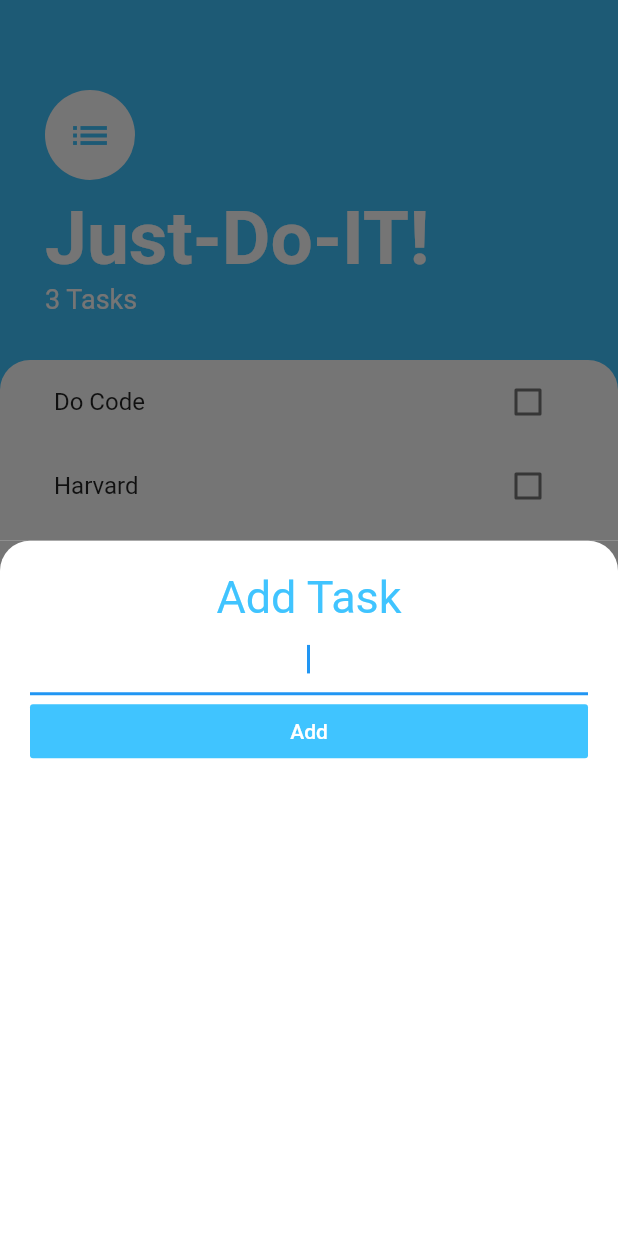
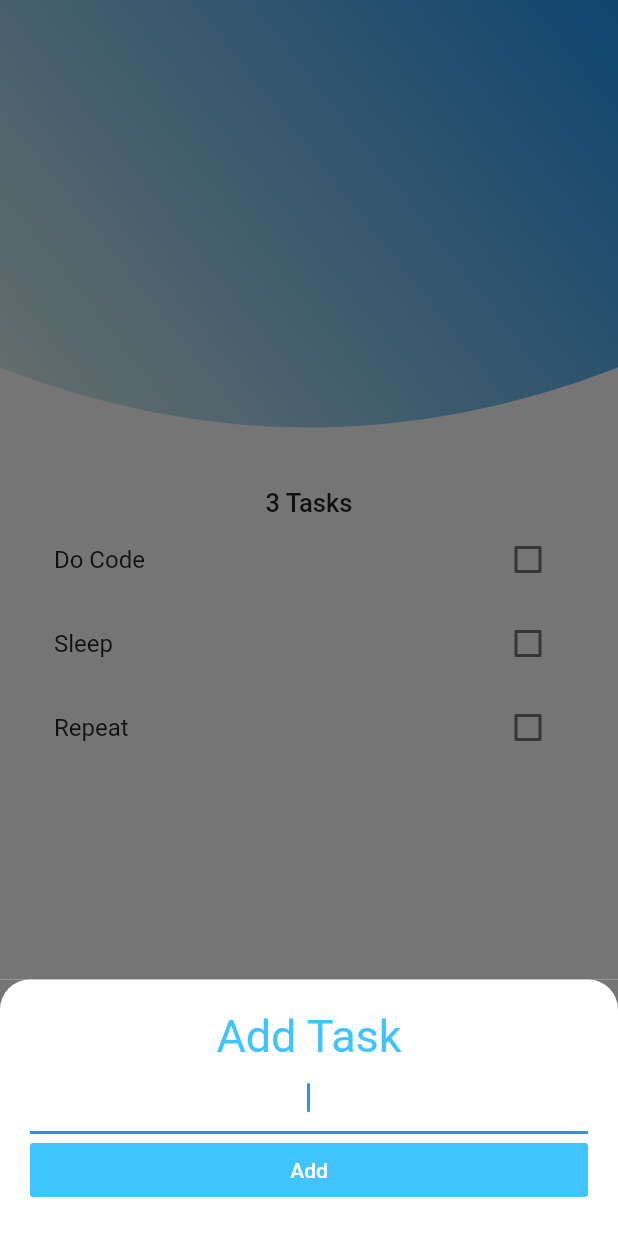
Before and after one commit to xcyberpunkx0/JustDoIt, a Flutter app: the screen it shows after launch, after a tap on the "add" icon, on a phone screen of 412 x 824 dp. Run offline on Flutter 3.47's test engine with Material 2 defaults, Android fonts, the phone set to English and light mode, and no system bars.

Commit message:
UI Change

```diff
--- a/lib/main.dart
+++ b/lib/main.dart
@@ -1,6 +1,7 @@
 import 'package:flutter/material.dart';
 import 'package:just_do_it/models/task_data.dart';
-import 'package:just_do_it/screens/task_screen.dart';
+import './screens/task_screen.dart';
+import 'package:just_do_it/screens/updated_task_screen.dart';
 import 'package:provider/provider.dart';
 
 void main() {
@@ -13,7 +14,8 @@ class MyApp extends StatelessWidget {
     return ChangeNotifierProvider(
       create: (context) => TaskData(),
       child: MaterialApp(
-        home: TaskScreen(),
+        debugShowCheckedModeBanner: false,
+        home: UpdatedTaskScreen(),
       ),
     );
   }
--- a/lib/models/task_data.dart
+++ b/lib/models/task_data.dart
@@ -5,8 +5,8 @@ import 'dart:collection';
 class TaskData extends ChangeNotifier {
   List<Task> _tasks = [
     Task(name: 'Do Code'),
-    Task(name: 'Harvard'),
-    Task(name: 'Do'),
+    Task(name: 'Sleep'),
+    Task(name: 'Repeat'),
   ];
   int get taskCount {
     return _tasks.length;
--- a/lib/screens/add_task_screen.dart
+++ b/lib/screens/add_task_screen.dart
@@ -6,6 +6,7 @@ class AddTaskScreen extends StatelessWidget {
   @override
   Widget build(BuildContext context) {
     String newTaskTitle;
+
     return Container(
       color: Color(0xFF757575),
       child: Container(
--- /dev/null
+++ b/lib/screens/updated_task_screen.dart
@@ -0,0 +1,59 @@
+import 'package:flutter/material.dart';
+import 'package:just_do_it/models/task_data.dart';
+import 'package:just_do_it/widgets/header.dart';
+import 'package:just_do_it/widgets/tasks_list.dart';
+import 'package:provider/provider.dart';
+
+import 'add_task_screen.dart';
+
+class UpdatedTaskScreen extends StatelessWidget {
+  @override
+  Widget build(BuildContext context) {
+    return Scaffold(
+      body: Column(
+        crossAxisAlignment: CrossAxisAlignment.start,
+        children: <Widget>[
+          Header(),
+          Center(
+              child: Text(
+            '${Provider.of<TaskData>(context).taskCount} Tasks',
+            style: TextStyle(
+              fontSize: 17,
+              fontWeight: FontWeight.w500,
+            ),
+          )),
+          Expanded(
+            child: Container(
+              padding: EdgeInsets.symmetric(horizontal: 20),
+              height: 300,
+              decoration: BoxDecoration(
+                color: Colors.white,
+                borderRadius: BorderRadius.only(
+                  topLeft: Radius.circular(20),
+                  topRight: Radius.circular(20),
+                ),
+              ),
+              child: TasksList(),
+            ),
+          ),
+        ],
+      ),
+      backgroundColor: Colors.white,
+      floatingActionButton: FloatingActionButton(
+        backgroundColor: Colors.lightBlueAccent,
+        child: Icon(Icons.add),
+        onPressed: () {
+          showModalBottomSheet(
+            context: context,
+            isScrollControlled: true,
+            builder: (context) => SingleChildScrollView(
+              padding: EdgeInsets.only(
+                  bottom: MediaQuery.of(context).viewInsets.bottom),
+              child: AddTaskScreen(),
+            ),
+          );
+        },
+      ),
+    );
+  }
+}
--- /dev/null
+++ b/lib/widgets/header.dart
@@ -0,0 +1,48 @@
+import 'package:flutter/material.dart';
+
+class Header extends StatefulWidget {
+  @override
+  _HeaderState createState() => _HeaderState();
+}
+
+class _HeaderState extends State<Header> {
+  @override
+  Widget build(BuildContext context) {
+    return ClipPath(
+      clipper: MyClipper(),
+      child: Container(
+        padding: EdgeInsets.only(left: 40, top: 50, right: 20),
+        height: 325,
+        width: double.infinity,
+        decoration: BoxDecoration(
+          gradient: LinearGradient(
+            begin: Alignment.topRight,
+            end: Alignment.bottomLeft,
+            colors: [
+              Colors.blue,
+              Colors.green[50],
+            ],
+          ),
+        ),
+      ),
+    );
+  }
+}
+
+class MyClipper extends CustomClipper<Path> {
+  @override
+  Path getClip(Size size) {
+    var path = Path();
+    path.lineTo(0, size.height - 80);
+    path.quadraticBezierTo(
+        size.width / 2, size.height, size.width, size.height - 80);
+    path.lineTo(size.width, 0.0);
+    path.close();
+    return path;
+  }
+
+  @override
+  bool shouldReclip(covariant CustomClipper<Path> oldClipper) {
+    return false;
+  }
+}
```
